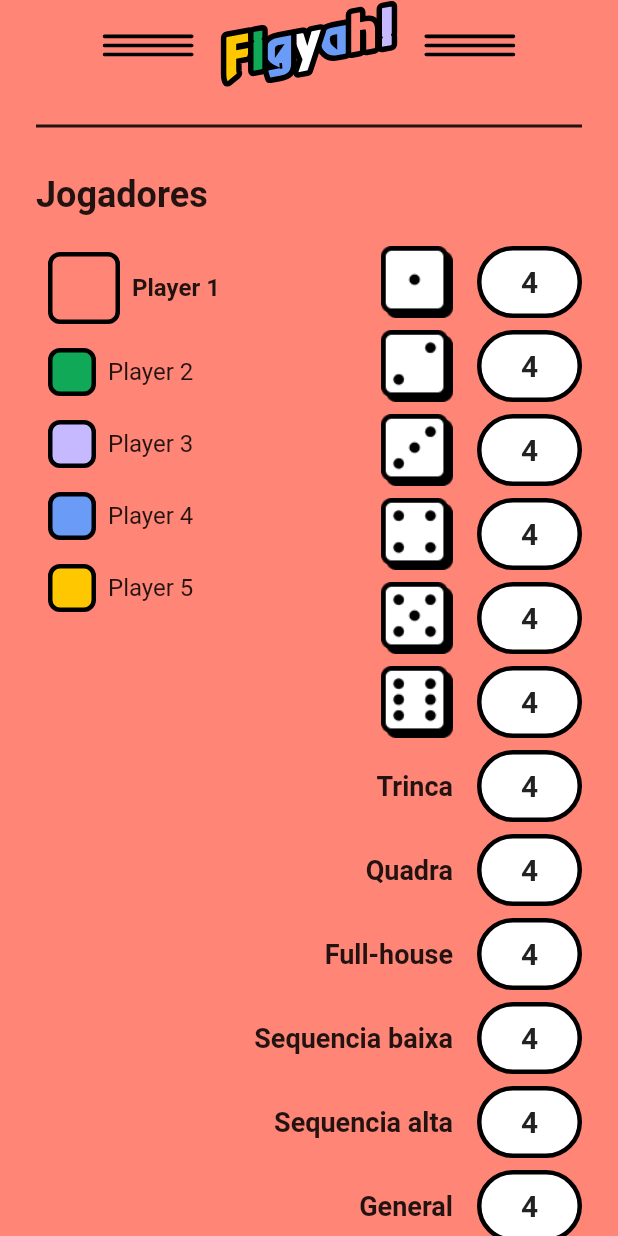
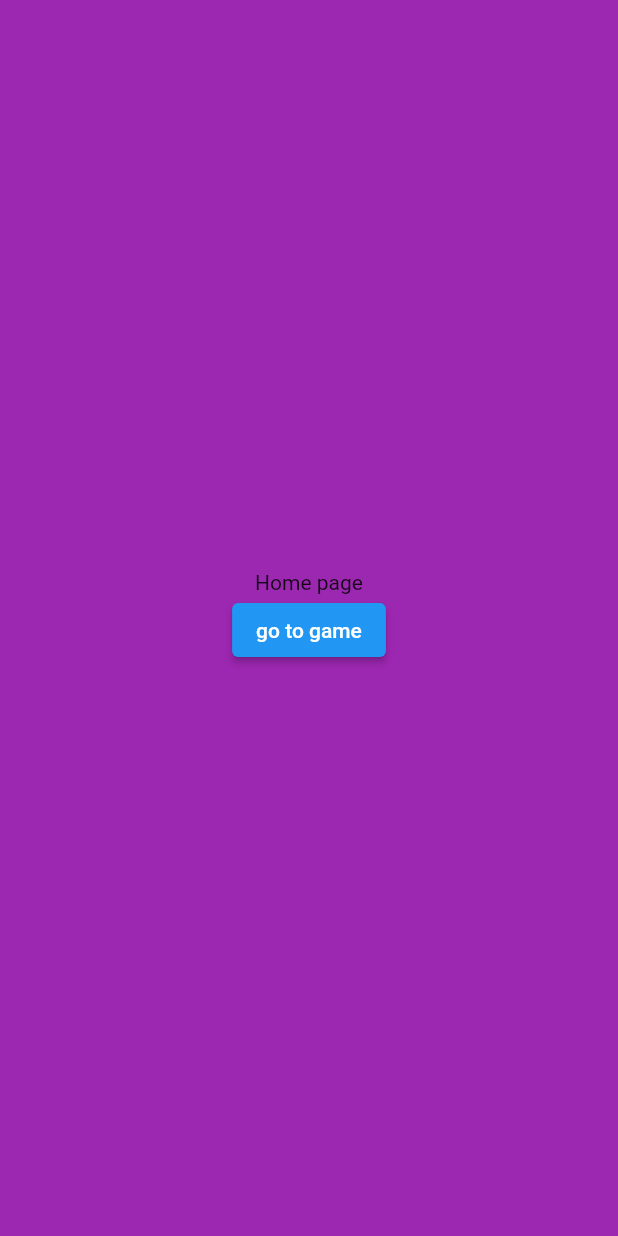
Before and after one commit to gustavomaes/general_app, a Flutter app: the screen it shows after launch, on a phone screen of 412 x 824 dp. Run offline on Flutter 3.47's test engine with Material 2 defaults, Android fonts, the phone set to English and light mode, and no system bars; our stand-ins replace flutter_svg.

Commit message:
feat: create base home page and add named routes

```diff
--- a/lib/main.dart
+++ b/lib/main.dart
@@ -1,8 +1,6 @@
 import 'package:flutter/material.dart';
-import 'package:flutter_svg/flutter_svg.dart';
-import 'package:general/screens/game_screen.dart';
-import 'package:general/widgets/dice_row.dart';
-import 'package:general/widgets/player_button.dart';
+import 'package:general/screens/game_page.dart';
+import 'package:general/screens/home_page.dart';
 
 void main() {
   runApp(MyApp());
@@ -18,9 +16,12 @@ class MyApp extends StatefulWidget {
 class _MyAppState extends State<MyApp> {
   @override
   Widget build(BuildContext context) {
-    return const MaterialApp(
-      debugShowCheckedModeBanner: false,
-      home: GameScreen(),
-    );
+    return MaterialApp(
+        debugShowCheckedModeBanner: false,
+        initialRoute: '/',
+        routes: {
+          '/': (context) => const HomePage(),
+          '/game': (context) => const GamePage(),
+        });
   }
 }
--- a/lib/screens/game_screen.dart
+++ b/lib/screens/game_page.dart
@@ -4,11 +4,11 @@ import 'package:flutter_svg/flutter_svg.dart';
 import '../widgets/dice_row.dart';
 import '../widgets/player_button.dart';
 
-class GameScreen extends StatefulWidget {
-  const GameScreen({super.key});
+class GamePage extends StatefulWidget {
+  const GamePage({super.key});
 
   @override
-  State<GameScreen> createState() => _GameScreenState();
+  State<GamePage> createState() => _GamePageState();
 }
 
 class Player {
@@ -32,7 +32,7 @@ List<Player> _players = [
   Player(id: "5", name: 'Player 5', color: Color.fromARGB(255, 255, 199, 0)),
 ];
 
-class _GameScreenState extends State<GameScreen> {
+class _GamePageState extends State<GamePage> {
   final Widget logo = SvgPicture.asset('assets/logo.svg', height: 60);
   Player currentPlayer = _players[0];
 
--- /dev/null
+++ b/lib/screens/home_page.dart
@@ -0,0 +1,30 @@
+import 'package:flutter/material.dart';
+
+class HomePage extends StatefulWidget {
+  const HomePage({super.key});
+
+  @override
+  State<HomePage> createState() => _HomePageState();
+}
+
+class _HomePageState extends State<HomePage> {
+  @override
+  Widget build(BuildContext context) {
+    return Scaffold(
+      backgroundColor: Colors.purple,
+      body: Center(
+        child: Column(
+          mainAxisAlignment: MainAxisAlignment.center,
+          children: [
+            const Text('Home page'),
+            ElevatedButton(
+                onPressed: () {
+                  Navigator.pushNamed(context, "/game");
+                },
+                child: const Text('go to game'))
+          ],
+        ),
+      ),
+    );
+  }
+}
```
